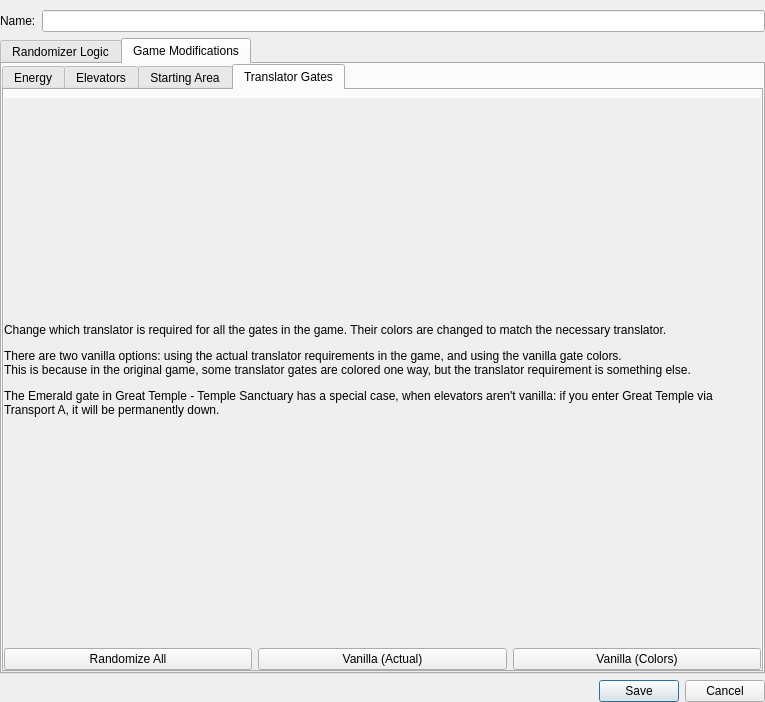
This is randovania/gui/ui_files/logic_settings_window.ui in randovania/randovania as Qt 5 draws it before an edit. The edited form follows.
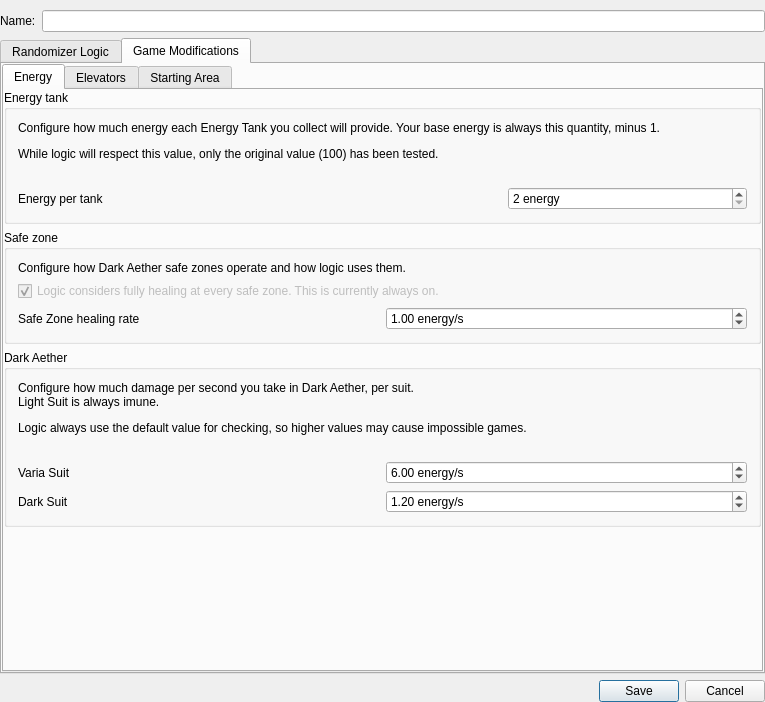
This is the edited form. The open tabs and pages were chosen to show the change.

Commit message: Move Translator Gates tab to another file.

```diff
--- a/randovania/gui/ui_files/logic_settings_window.ui
+++ b/randovania/gui/ui_files/logic_settings_window.ui
@@ -928,102 +928,6 @@
            </item>
           </layout>
          </widget>
-         <widget class="QWidget" name="translators_tab">
-          <attribute name="title">
-           <string>Translator Gates</string>
-          </attribute>
-          <layout class="QGridLayout" name="translators_top_layout">
-           <property name="leftMargin">
-            <number>0</number>
-           </property>
-           <property name="topMargin">
-            <number>8</number>
-           </property>
-           <property name="rightMargin">
-            <number>0</number>
-           </property>
-           <property name="bottomMargin">
-            <number>0</number>
-           </property>
-           <item row="0" column="1">
-            <widget class="QScrollArea" name="translators_scroll">
-             <property name="frameShape">
-              <enum>QFrame::NoFrame</enum>
-             </property>
-             <property name="frameShadow">
-              <enum>QFrame::Plain</enum>
-             </property>
-             <property name="lineWidth">
-              <number>0</number>
-             </property>
-             <property name="horizontalScrollBarPolicy">
-              <enum>Qt::ScrollBarAlwaysOff</enum>
-             </property>
-             <property name="widgetResizable">
-              <bool>true</bool>
-             </property>
-             <property name="alignment">
-              <set>Qt::AlignLeading|Qt::AlignLeft|Qt::AlignTop</set>
-             </property>
-             <widget class="QWidget" name="translators_scroll_contents">
-              <property name="geometry">
-               <rect>
-                <x>0</x>
-                <y>0</y>
-                <width>757</width>
-                <height>551</height>
-               </rect>
-              </property>
-              <layout class="QGridLayout" name="translators_layout">
-               <property name="leftMargin">
-                <number>0</number>
-               </property>
-               <property name="topMargin">
-                <number>0</number>
-               </property>
-               <property name="rightMargin">
-                <number>0</number>
-               </property>
-               <property name="bottomMargin">
-                <number>0</number>
-               </property>
-               <item row="1" column="0">
-                <widget class="QPushButton" name="translator_randomize_all_button">
-                 <property name="text">
-                  <string>Randomize All</string>
-                 </property>
-                </widget>
-               </item>
-               <item row="1" column="2">
-                <widget class="QPushButton" name="translator_vanilla_colors_button">
-                 <property name="text">
-                  <string>Vanilla (Colors)</string>
-                 </property>
-                </widget>
-               </item>
-               <item row="1" column="1">
-                <widget class="QPushButton" name="translator_vanilla_actual_button">
-                 <property name="text">
-                  <string>Vanilla (Actual)</string>
-                 </property>
-                </widget>
-               </item>
-               <item row="0" column="0" colspan="3">
-                <widget class="QLabel" name="translators_description">
-                 <property name="text">
-                  <string>&lt;html&gt;&lt;head/&gt;&lt;body&gt;&lt;p&gt;Change which translator is required for all the gates in the game. Their colors are changed to match the necessary translator.&lt;/p&gt;&lt;p&gt;There are two vanilla options: using the actual translator requirements in the game, and using the vanilla gate colors.&lt;br/&gt;This is because in the original game, some translator gates are colored one way, but the translator requirement is something else.&lt;/p&gt;&lt;p&gt;The Emerald gate in Great Temple - Temple Sanctuary has a special case, when elevators aren't vanilla: if you enter Great Temple via Transport A, it will be permanently down.&lt;/p&gt;&lt;/body&gt;&lt;/html&gt;</string>
-                 </property>
-                 <property name="wordWrap">
-                  <bool>true</bool>
-                 </property>
-                </widget>
-               </item>
-              </layout>
-             </widget>
-            </widget>
-           </item>
-          </layout>
-         </widget>
         </widget>
        </item>
       </layout>
```
The commit also changes 3 other files.
